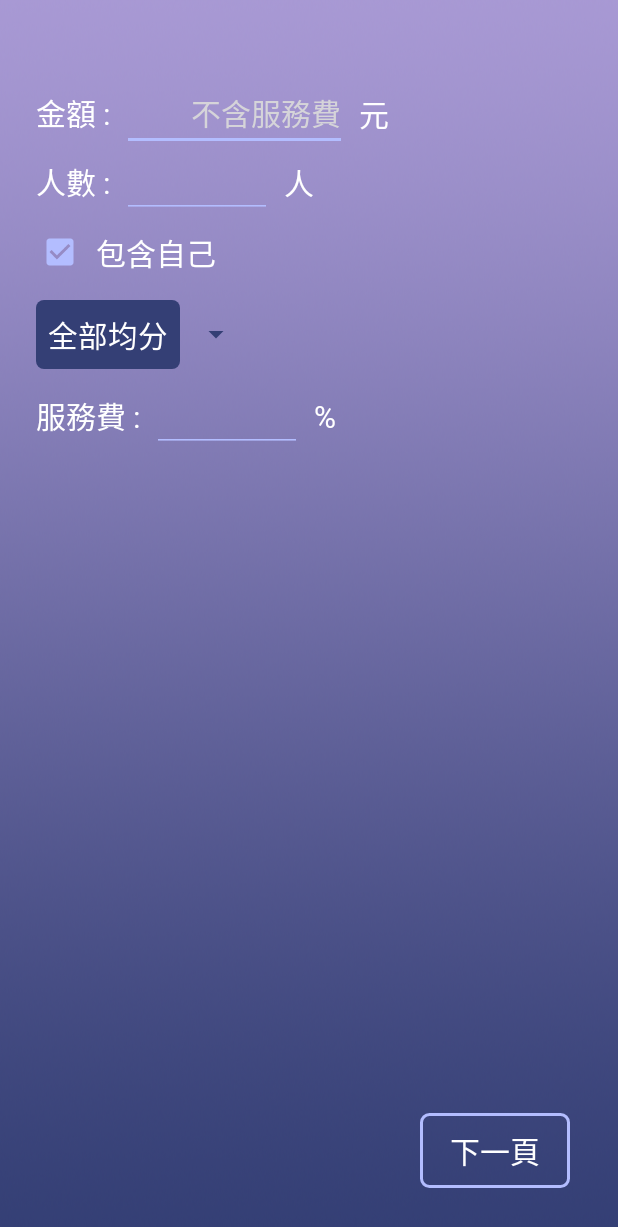
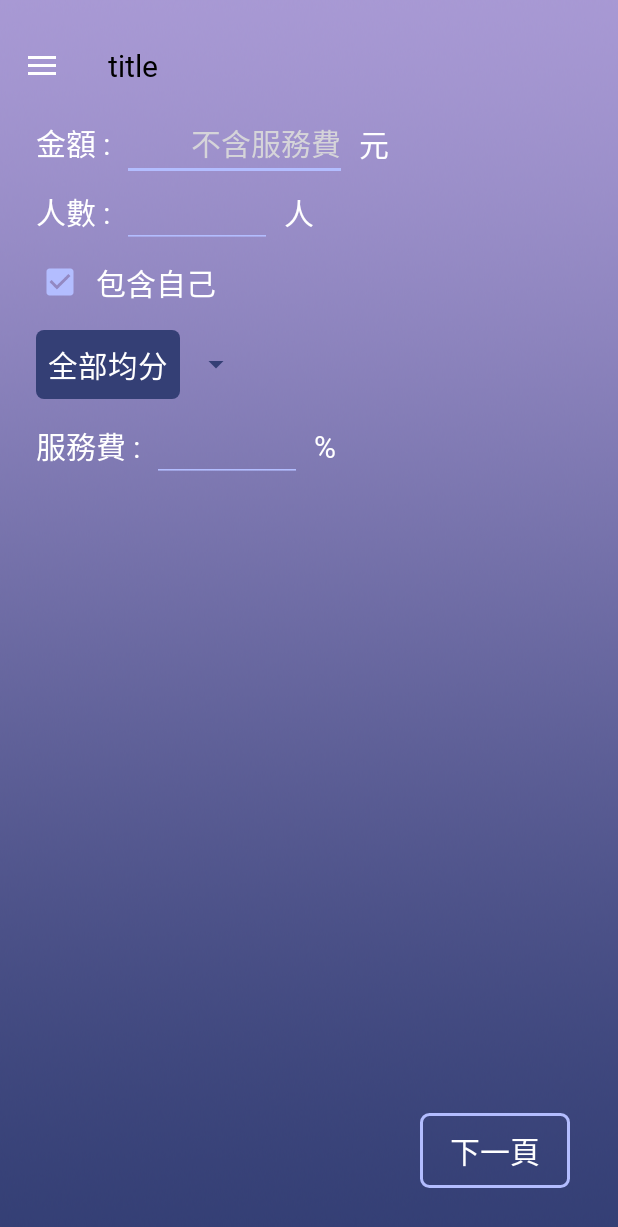
Before and after one commit to rubysun137/Split-It, an Android app: the screen it shows after launch (MainActivity), on a phone screen of 412 x 824 dp. Shown: the top 1227 px of the screen. Run offline under Robolectric (Android 15) with nearby library versions, the phone set to English and light mode, and no system bars.

Commit message:
add navigation drawer

```diff
--- a/app/build.gradle
+++ b/app/build.gradle
@@ -21,11 +21,13 @@ android {
 dependencies {
     implementation fileTree(dir: 'libs', include: ['*.jar'])
     implementation 'com.android.support:appcompat-v7:28.0.0-alpha1'
+    implementation 'com.android.support:support-v4:28.0.0-alpha1'
+    implementation 'com.android.support:design:28.0.0-alpha1'
+    implementation 'com.android.support:recyclerview-v7:28.0.0-alpha1'
     implementation 'com.android.support.constraint:constraint-layout:1.1.3'
-    implementation 'com.android.support:support-v4:28.0.0-alpha1'
     implementation 'com.sackcentury:shinebutton:0.2.0'
+    implementation 'com.gcssloop.widget:rclayout:1.6.0'
     testImplementation 'junit:junit:4.12'
     androidTestImplementation 'com.android.support.test:runner:1.0.2'
     androidTestImplementation 'com.android.support.test.espresso:espresso-core:3.0.2'
-    implementation 'com.android.support:recyclerview-v7:28.0.0-alpha1'
 }
--- a/app/src/main/java/com/ruby/splitmoney/BaseActivity.java
+++ b/app/src/main/java/com/ruby/splitmoney/BaseActivity.java
@@ -17,10 +17,10 @@ public class BaseActivity extends AppCompatActivity {
 
     private void setStatusBar() {
         Window window = getWindow();
-        window.clearFlags(WindowManager.LayoutParams.FLAG_TRANSLUCENT_STATUS);
-        window.getDecorView().setSystemUiVisibility(View.SYSTEM_UI_FLAG_LAYOUT_FULLSCREEN
-                |View.SYSTEM_UI_FLAG_LAYOUT_STABLE);
-        window.addFlags(WindowManager.LayoutParams.FLAG_DRAWS_SYSTEM_BAR_BACKGROUNDS);
+        window.clearFlags(WindowManager.LayoutParams.FLAG_TRANSLUCENT_STATUS); // 確認取消半透明設置。
+        window.getDecorView().setSystemUiVisibility(View.SYSTEM_UI_FLAG_LAYOUT_FULLSCREEN // 全螢幕顯示，status bar 不隱藏，activity 上方 layout 會被 status bar 覆蓋。
+                | View.SYSTEM_UI_FLAG_LAYOUT_STABLE); // 配合其他 flag 使用，防止 system bar 改變後 layout 的變動。
+        window.addFlags(WindowManager.LayoutParams.FLAG_DRAWS_SYSTEM_BAR_BACKGROUNDS); // 跟系統表示要渲染 system bar 背景。
         window.setStatusBarColor(Color.TRANSPARENT);
     }
 }
--- a/app/src/main/java/com/ruby/splitmoney/MainActivity.java
+++ b/app/src/main/java/com/ruby/splitmoney/MainActivity.java
@@ -1,9 +1,19 @@
 package com.ruby.splitmoney;
 
-import android.support.v7.app.AppCompatActivity;
 import android.os.Bundle;
+import android.support.design.widget.FloatingActionButton;
+import android.support.design.widget.NavigationView;
+import android.support.design.widget.Snackbar;
+import android.support.v4.view.GravityCompat;
+import android.support.v4.widget.DrawerLayout;
+import android.support.v7.app.ActionBarDrawerToggle;
+import android.support.v7.widget.Toolbar;
+import android.view.Menu;
+import android.view.MenuItem;
+import android.view.View;
 
-public class MainActivity extends BaseActivity implements MainContract.View {
+public class MainActivity extends BaseActivity implements MainContract.View,
+        NavigationView.OnNavigationItemSelectedListener {
 
     private MainContract.Presenter mPresenter;
 
@@ -15,8 +25,40 @@ public class MainActivity extends BaseActivity implements MainContract.View {
         mPresenter = new MainPresenter(this,getSupportFragmentManager());
         mPresenter.start();
 
+        Toolbar toolbar = findViewById(R.id.toolbar);
+        setSupportActionBar(toolbar);
 
+        DrawerLayout drawer = findViewById(R.id.drawer_layout);
+        drawer.setFitsSystemWindows(true);
+        drawer.setClipToPadding(false);
+        ActionBarDrawerToggle toggle = new ActionBarDrawerToggle(
+                this, drawer, toolbar, R.string.navigation_drawer_open, R.string.navigation_drawer_close);
+        drawer.addDrawerListener(toggle);
+        toggle.syncState();
 
+        NavigationView navigationView = findViewById(R.id.nav_view);
+        navigationView.setNavigationItemSelectedListener(this);
+    }
+
+    @Override
+    public void onBackPressed() {
+        DrawerLayout drawer = findViewById(R.id.drawer_layout);
+        if (drawer.isDrawerOpen(GravityCompat.START)) {
+            drawer.closeDrawer(GravityCompat.START);
+        } else {
+            super.onBackPressed();
+        }
+    }
+
+    @SuppressWarnings("StatementWithEmptyBody")
+    @Override
+    public boolean onNavigationItemSelected(MenuItem item) {
+        // Handle navigation view item clicks here.
+        int id = item.getItemId();
+
+        DrawerLayout drawer = findViewById(R.id.drawer_layout);
+        drawer.closeDrawer(GravityCompat.START);
+        return true;
     }
 
     @Override
--- a/app/src/main/java/com/ruby/splitmoney/WelcomeActivity.java
+++ b/app/src/main/java/com/ruby/splitmoney/WelcomeActivity.java
@@ -1,15 +1,26 @@
 package com.ruby.splitmoney;
 
 import android.content.Intent;
+import android.graphics.Color;
+import android.os.Bundle;
 import android.support.v7.app.AppCompatActivity;
-import android.os.Bundle;
-import android.widget.BaseAdapter;
+import android.view.View;
+import android.view.Window;
+import android.view.WindowManager;
 
-public class WelcomeActivity extends BaseActivity {
+public class WelcomeActivity extends AppCompatActivity {
 
     @Override
     protected void onCreate(Bundle savedInstanceState) {
         super.onCreate(savedInstanceState);
+
+        Window window = getWindow();
+        window.clearFlags(WindowManager.LayoutParams.FLAG_TRANSLUCENT_STATUS);
+        window.getDecorView().setSystemUiVisibility(View.SYSTEM_UI_FLAG_LAYOUT_FULLSCREEN
+                |View.SYSTEM_UI_FLAG_LAYOUT_STABLE);
+        window.addFlags(WindowManager.LayoutParams.FLAG_LAYOUT_NO_LIMITS);
+        window.setStatusBarColor(Color.TRANSPARENT);
+
         setContentView(R.layout.activity_welcome);
 
         new Thread(new Runnable() {
--- a/app/src/main/res/layout/activity_main.xml
+++ b/app/src/main/res/layout/activity_main.xml
@@ -1,16 +1,24 @@
 <?xml version="1.0" encoding="utf-8"?>
-<LinearLayout xmlns:android="http://schemas.android.com/apk/res/android"
+<android.support.v4.widget.DrawerLayout xmlns:android="http://schemas.android.com/apk/res/android"
     xmlns:app="http://schemas.android.com/apk/res-auto"
     xmlns:tools="http://schemas.android.com/tools"
+    android:id="@+id/drawer_layout"
     android:layout_width="match_parent"
     android:layout_height="match_parent"
-    tools:context=".MainActivity">
+    android:fitsSystemWindows="false"
+    tools:openDrawer="start">
 
+    <include
+        layout="@layout/app_bar_main"
+        android:layout_width="match_parent"
+        android:layout_height="match_parent" />
 
-    <FrameLayout
-        android:id="@+id/main_activity_placeholder"
-        android:layout_width="match_parent"
-        android:layout_height="match_parent">
+    <android.support.design.widget.NavigationView
+        android:id="@+id/nav_view"
+        android:layout_width="wrap_content"
+        android:layout_height="match_parent"
+        android:layout_gravity="start"
+        android:background="@color/welcomeColor"
+        app:headerLayout="@layout/nav_header_main"/>
 
-    </FrameLayout>
-</LinearLayout>
+</android.support.v4.widget.DrawerLayout>
--- /dev/null
+++ b/app/src/main/res/layout/app_bar_main.xml
@@ -0,0 +1,36 @@
+<?xml version="1.0" encoding="utf-8"?>
+<android.support.design.widget.CoordinatorLayout
+    xmlns:android="http://schemas.android.com/apk/res/android"
+    xmlns:app="http://schemas.android.com/apk/res-auto"
+    xmlns:tools="http://schemas.android.com/tools"
+    android:layout_width="match_parent"
+    android:layout_height="match_parent"
+    android:fitsSystemWindows="false"
+    tools:context=".MainActivity">
+
+    <include layout="@layout/content_main"
+        android:layout_width="match_parent"
+        android:layout_height="match_parent" />
+
+
+    <!--<android.support.design.widget.AppBarLayout-->
+        <!--android:id="@+id/appBarLayout"-->
+        <!--android:layout_width="match_parent"-->
+        <!--android:layout_height="wrap_content"-->
+        <!--android:background="@android:color/transparent">-->
+
+        <android.support.v7.widget.Toolbar
+            android:id="@+id/toolbar"
+            android:layout_width="match_parent"
+            android:layout_height="wrap_content"
+            android:paddingTop="16dp"
+            app:title="title"
+            app:titleTextAppearance="@style/toolbarTitleTheme"
+            android:background="@android:color/transparent"
+            tools:background="@color/welcomeColor"
+            android:theme="@style/AppTheme.AppBarOverlay" />
+
+    <!--</android.support.design.widget.AppBarLayout>-->
+
+
+</android.support.design.widget.CoordinatorLayout>
--- /dev/null
+++ b/app/src/main/res/layout/content_main.xml
@@ -0,0 +1,23 @@
+<?xml version="1.0" encoding="utf-8"?>
+<android.support.constraint.ConstraintLayout xmlns:android="http://schemas.android.com/apk/res/android"
+    xmlns:app="http://schemas.android.com/apk/res-auto"
+    xmlns:tools="http://schemas.android.com/tools"
+    android:id="@+id/constraintLayout"
+    android:layout_width="match_parent"
+    android:layout_height="match_parent"
+    app:layout_behavior="@string/appbar_scrolling_view_behavior"
+    tools:context=".MainActivity"
+    tools:showIn="@layout/app_bar_main">
+
+    <FrameLayout
+        android:id="@+id/main_activity_placeholder"
+        android:layout_width="match_parent"
+        android:layout_height="match_parent"
+        app:layout_constraintBottom_toBottomOf="parent"
+        app:layout_constraintEnd_toEndOf="parent"
+        app:layout_constraintStart_toStartOf="parent"
+        app:layout_constraintTop_toTopOf="parent">
+
+    </FrameLayout>
+
+</android.support.constraint.ConstraintLayout>
--- a/app/src/main/res/layout/fragment_quick_split.xml
+++ b/app/src/main/res/layout/fragment_quick_split.xml
@@ -49,7 +49,7 @@
             android:layout_width="wrap_content"
             android:layout_height="wrap_content"
             android:layout_marginStart="24dp"
-            android:layout_marginTop="60dp"
+            android:layout_marginTop="@dimen/toolbar_height"
             android:text="金額 :"
             app:fontFamily="@font/chinese_one"
             app:layout_constraintStart_toStartOf="parent"
@@ -220,11 +220,11 @@
                     android:id="@+id/textView10"
                     android:layout_width="match_parent"
                     android:layout_height="wrap_content"
-                    android:layout_marginTop="25dp"
+                    android:layout_marginTop="@dimen/toolbar_height"
                     android:gravity="center"
                     android:text="全部均分結果"
                     android:textSize="30sp"
-                    app:fontFamily="@font/chinese_one"/>
+                    app:fontFamily="@font/chinese_one" />
 
                 <android.support.constraint.ConstraintLayout
                     android:layout_width="match_parent"
@@ -280,7 +280,7 @@
                     android:id="@+id/textView6"
                     android:layout_width="match_parent"
                     android:layout_height="wrap_content"
-                    android:layout_marginTop="25dp"
+                    android:layout_marginTop="@dimen/toolbar_height"
                     android:gravity="center"
                     android:padding="10dp"
                     android:text="部份均分結果"
@@ -304,7 +304,7 @@
                     android:id="@+id/textView8"
                     android:layout_width="match_parent"
                     android:layout_height="wrap_content"
-                    android:layout_marginTop="25dp"
+                    android:layout_marginTop="@dimen/toolbar_height"
                     android:gravity="center"
                     android:padding="10dp"
                     android:text="比例分攤結果"
--- a/app/src/main/res/values/strings.xml
+++ b/app/src/main/res/values/strings.xml
@@ -9,4 +9,11 @@
         <item>部份均分</item>
         <item>按比例分</item>
     </string-array>
+    <string name="title_activity_main">MainActivity</string>
+    <string name="navigation_drawer_open">Open navigation drawer</string>
+    <string name="navigation_drawer_close">Close navigation drawer</string>
+    <string name="nav_header_title">Ruby Sun</string>
+    <string name="nav_header_subtitle">rubysun137@gmail.com</string>
+    <string name="nav_header_desc">Navigation header</string>
+    <string name="action_settings">Settings</string>
 </resources>
--- a/app/src/main/res/values/styles.xml
+++ b/app/src/main/res/values/styles.xml
@@ -8,6 +8,12 @@
         <item name="colorAccent">@color/colorAccent</item>
         <item name="android:textColor">@android:color/white</item>
         <item name="android:textSize">20sp</item>
+        <item name="android:windowDrawsSystemBarBackgrounds">true</item>
+        <item name="android:statusBarColor">@android:color/transparent</item>
+    </style>
+
+    <style name="MenuTextStyle">
+        <item name="android:textColor">@android:color/white</item>
     </style>
 
     <style name="myDropTheme" parent="Theme.AppCompat.Light.Dialog.Alert">
@@ -15,5 +21,13 @@
         <item name="android:backgroundTint">@color/welcomeColor</item>
     </style>
 
+    <style name="AppTheme.AppBarOverlay" parent="ThemeOverlay.AppCompat.Dark.ActionBar">
+    </style>
+
+    <style name="toolbarTitleTheme" parent="android:Widget.TextView">
+        <item name="android:fontFamily">@font/chinese_one</item>
+        <item name="android:textColor">@android:color/black</item>
+    </style>
+
 
 </resources>
--- a/build.gradle
+++ b/build.gradle
@@ -5,6 +5,7 @@ buildscript {
     repositories {
         google()
         jcenter()
+        maven { url "http://lib.gcssloop.com:8081/repository/gcssloop-central/" }
     }
     dependencies {
         classpath 'com.android.tools.build:gradle:3.2.0-rc03'
```
Also changed, not shown: app/src/main/AndroidManifest.xml (+10 -8 lines), app/src/main/res/layout/nav_header_main.xml (added, +131 -0 lines), app/src/main/res/values/dimens.xml (added, +10 -0 lines), app/src/main/res/drawable/moon.jpg (added), app/src/main/res/drawable/nav1.png (added), app/src/main/res/drawable/nav2.png (added), 2 other files.
